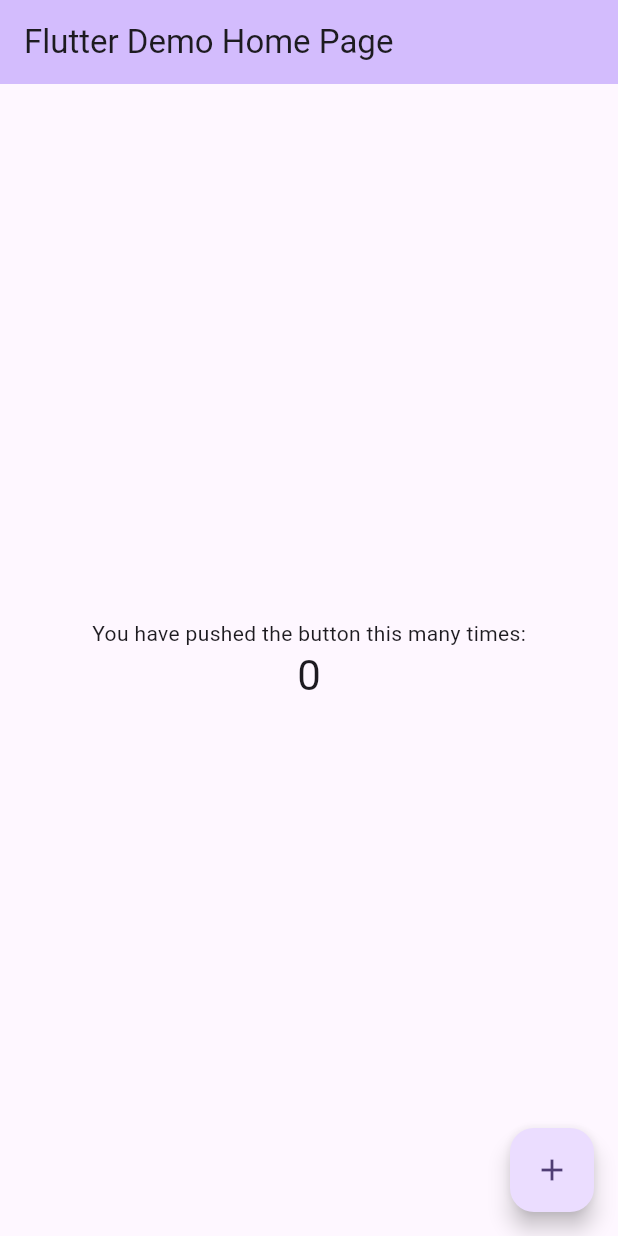
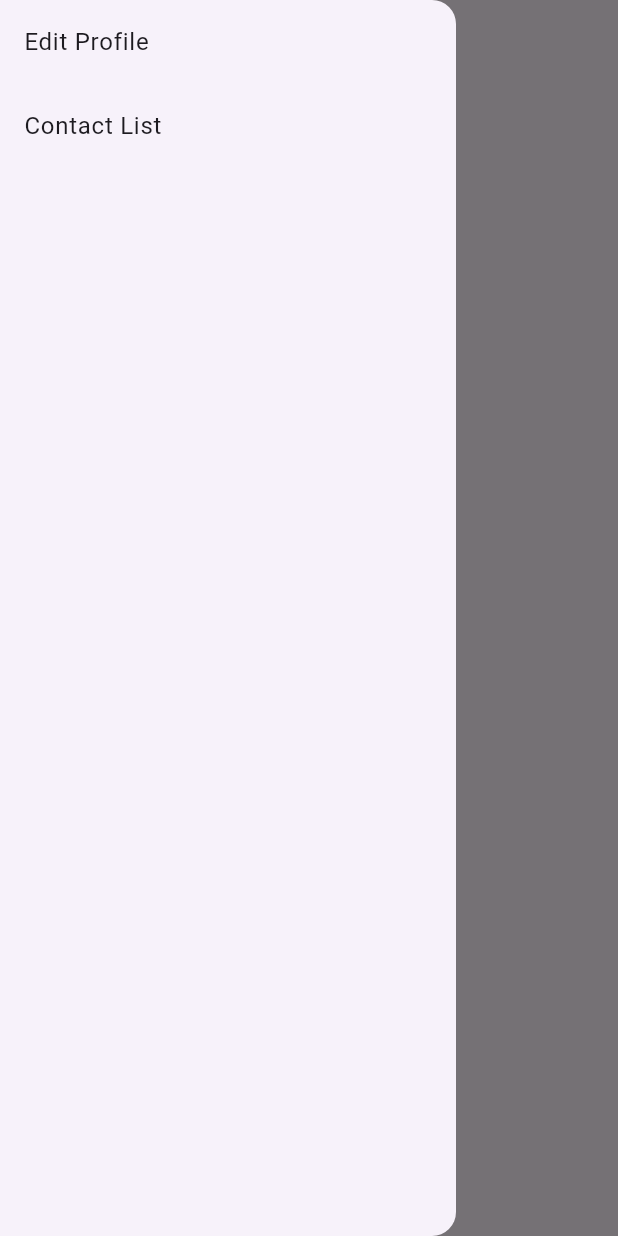
Before and after one commit to r-e-d-ant/assignment_four_24300, a Flutter app: the screen it shows after launch, with the side drawer open (before the commit the screen has no drawer), on a phone screen of 412 x 824 dp. Run offline on Flutter 3.47's test engine with Material 3 defaults, Android fonts, the phone set to English and light mode, and no system bars; our stand-ins replace image_picker.

Commit message:
some changes

```diff
--- /dev/null
+++ b/assets/lang/en.json
@@ -0,0 +1,5 @@
+{
+  "title": "Hello Thierry",
+  "edit_profile": "Edit Profile",
+  "contact_list": "Contact List"
+}
--- /dev/null
+++ b/assets/lang/fr.json
@@ -0,0 +1,5 @@
+{
+  "title": "Salut Thierry",
+  "edit_profile": "Modifier le profil",
+  "contact_list": "Liste de contacts"
+}
--- /dev/null
+++ b/lib/l10n/l10n.dart
@@ -0,0 +1,58 @@
+import 'dart:convert';
+import 'package:flutter/material.dart';
+import 'package:flutter/services.dart';
+
+class AppLocalizations {
+  final Locale locale;
+
+  AppLocalizations(this.locale);
+
+  static AppLocalizations of(BuildContext context) {
+    return Localizations.of<AppLocalizations>(context, AppLocalizations)!;
+  }
+
+  static const LocalizationsDelegate<AppLocalizations> delegate = _AppLocalizationsDelegate();
+
+  static const List<Locale> supportedLocales = [
+    Locale('en', ''), // English
+    Locale('fr', ''), // French
+  ];
+
+  late Map<String, String> _localizedStrings;
+
+  Future<void> load() async {
+    String jsonString = await rootBundle.loadString('assets/lang/${locale.languageCode}.json');
+    Map<String, dynamic> jsonMap = json.decode(jsonString);
+
+    _localizedStrings = jsonMap.map((key, value) {
+      return MapEntry(key, value.toString());
+    });
+  }
+
+  String translate(String key) {
+    return _localizedStrings[key] ?? key;
+  }
+
+  String get title => translate('title');
+  String get editProfile => translate('edit_profile');
+  String get contactList => translate('contact_list');
+}
+
+class _AppLocalizationsDelegate extends LocalizationsDelegate<AppLocalizations> {
+  const _AppLocalizationsDelegate();
+
+  @override
+  bool isSupported(Locale locale) {
+    return ['en', 'fr'].contains(locale.languageCode);
+  }
+
+  @override
+  Future<AppLocalizations> load(Locale locale) async {
+    AppLocalizations localizations = AppLocalizations(locale);
+    await localizations.load();
+    return localizations;
+  }
+
+  @override
+  bool shouldReload(_AppLocalizationsDelegate old) => false;
+}
--- a/lib/main.dart
+++ b/lib/main.dart
@@ -1,125 +1,26 @@
+import 'package:assignment_four_24300/screens/home_screen.dart';
 import 'package:flutter/material.dart';
+import 'package:flutter_localizations/flutter_localizations.dart';
+
+import 'l10n/l10n.dart';
 
 void main() {
-  runApp(const MyApp());
+  runApp(MyApp());
 }
 
 class MyApp extends StatelessWidget {
-  const MyApp({super.key});
-
-  // This widget is the root of your application.
   @override
   Widget build(BuildContext context) {
     return MaterialApp(
-      title: 'Flutter Demo',
-      theme: ThemeData(
-        // This is the theme of your application.
-        //
-        // TRY THIS: Try running your application with "flutter run". You'll see
-        // the application has a purple toolbar. Then, without quitting the app,
-        // try changing the seedColor in the colorScheme below to Colors.green
-        // and then invoke "hot reload" (save your changes or press the "hot
-        // reload" button in a Flutter-supported IDE, or press "r" if you used
-        // the command line to start the app).
-        //
-        // Notice that the counter didn't reset back to zero; the application
-        // state is not lost during the reload. To reset the state, use hot
-        // restart instead.
-        //
-        // This works for code too, not just values: Most code changes can be
-        // tested with just a hot reload.
-        colorScheme: ColorScheme.fromSeed(seedColor: Colors.deepPurple),
-        useMaterial3: true,
-      ),
-      home: const MyHomePage(title: 'Flutter Demo Home Page'),
+      localizationsDelegates: [
+        AppLocalizations.delegate,
+        GlobalMaterialLocalizations.delegate,
+        GlobalWidgetsLocalizations.delegate,
+        GlobalCupertinoLocalizations.delegate,
+      ],
+      supportedLocales: AppLocalizations.supportedLocales,
+      debugShowCheckedModeBanner: false,
+      home: HomeScreen(),
     );
   }
 }
-
-class MyHomePage extends StatefulWidget {
-  const MyHomePage({super.key, required this.title});
-
-  // This widget is the home page of your application. It is stateful, meaning
-  // that it has a State object (defined below) that contains fields that affect
-  // how it looks.
-
-  // This class is the configuration for the state. It holds the values (in this
-  // case the title) provided by the parent (in this case the App widget) and
-  // used by the build method of the State. Fields in a Widget subclass are
-  // always marked "final".
-
-  final String title;
-
-  @override
-  State<MyHomePage> createState() => _MyHomePageState();
-}
-
-class _MyHomePageState extends State<MyHomePage> {
-  int _counter = 0;
-
-  void _incrementCounter() {
-    setState(() {
-      // This call to setState tells the Flutter framework that something has
-      // changed in this State, which causes it to rerun the build method below
-      // so that the display can reflect the updated values. If we changed
-      // _counter without calling setState(), then the build method would not be
-      // called again, and so nothing would appear to happen.
-      _counter++;
-    });
-  }
-
-  @override
-  Widget build(BuildContext context) {
-    // This method is rerun every time setState is called, for instance as done
-    // by the _incrementCounter method above.
-    //
-    // The Flutter framework has been optimized to make rerunning build methods
-    // fast, so that you can just rebuild anything that needs updating rather
-    // than having to individually change instances of widgets.
-    return Scaffold(
-      appBar: AppBar(
-        // TRY THIS: Try changing the color here to a specific color (to
-        // Colors.amber, perhaps?) and trigger a hot reload to see the AppBar
-        // change color while the other colors stay the same.
-        backgroundColor: Theme.of(context).colorScheme.inversePrimary,
-        // Here we take the value from the MyHomePage object that was created by
-        // the App.build method, and use it to set our appbar title.
-        title: Text(widget.title),
-      ),
-      body: Center(
-        // Center is a layout widget. It takes a single child and positions it
-        // in the middle of the parent.
-        child: Column(
-          // Column is also a layout widget. It takes a list of children and
-          // arranges them vertically. By default, it sizes itself to fit its
-          // children horizontally, and tries to be as tall as its parent.
-          //
-          // Column has various properties to control how it sizes itself and
-          // how it positions its children. Here we use mainAxisAlignment to
-          // center the children vertically; the main axis here is the vertical
-          // axis because Columns are vertical (the cross axis would be
-          // horizontal).
-          //
-          // TRY THIS: Invoke "debug painting" (choose the "Toggle Debug Paint"
-          // action in the IDE, or press "p" in the console), to see the
-          // wireframe for each widget.
-          mainAxisAlignment: MainAxisAlignment.center,
-          children: <Widget>[
-            const Text(
-              'You have pushed the button this many times:',
-            ),
-            Text(
-              '$_counter',
-              style: Theme.of(context).textTheme.headlineMedium,
-            ),
-          ],
-        ),
-      ),
-      floatingActionButton: FloatingActionButton(
-        onPressed: _incrementCounter,
-        tooltip: 'Increment',
-        child: const Icon(Icons.add),
-      ), // This trailing comma makes auto-formatting nicer for build methods.
-    );
-  }
-}
--- /dev/null
+++ b/lib/screens/home_screen.dart
@@ -0,0 +1,42 @@
+import 'package:flutter/material.dart';
+import '../l10n/l10n.dart';
+import '../screens/contact_list_screen.dart';
+import '../screens/edit_profile_screen.dart';
+
+class HomeScreen extends StatelessWidget {
+  @override
+  Widget build(BuildContext context) {
+    return Scaffold(
+      appBar: AppBar(
+        title: Text(AppLocalizations.of(context)!.title),
+      ),
+      drawer: Drawer(
+        child: ListView(
+          children: <Widget>[
+            ListTile(
+              title: Text(AppLocalizations.of(context)!.editProfile),
+              onTap: () {
+                Navigator.push(
+                  context,
+                  MaterialPageRoute(builder: (context) => EditProfileScreen()),
+                );
+              },
+            ),
+            ListTile(
+              title: Text(AppLocalizations.of(context)!.contactList),
+              onTap: () {
+                Navigator.push(
+                  context,
+                  MaterialPageRoute(builder: (context) => ContactListScreen()),
+                );
+              },
+            ),
+          ],
+        ),
+      ),
+      body: Center(
+        child: Text(AppLocalizations.of(context)!.title),
+      ),
+    );
+  }
+}
```
Also changed, not shown: lib/screens/contact_list_screen.dart (added, +87 -0 lines), lib/screens/edit_profile_screen.dart (added, +46 -0 lines), pubspec.yaml (+11 -65 lines), pubspec.lock, 6 other files.
